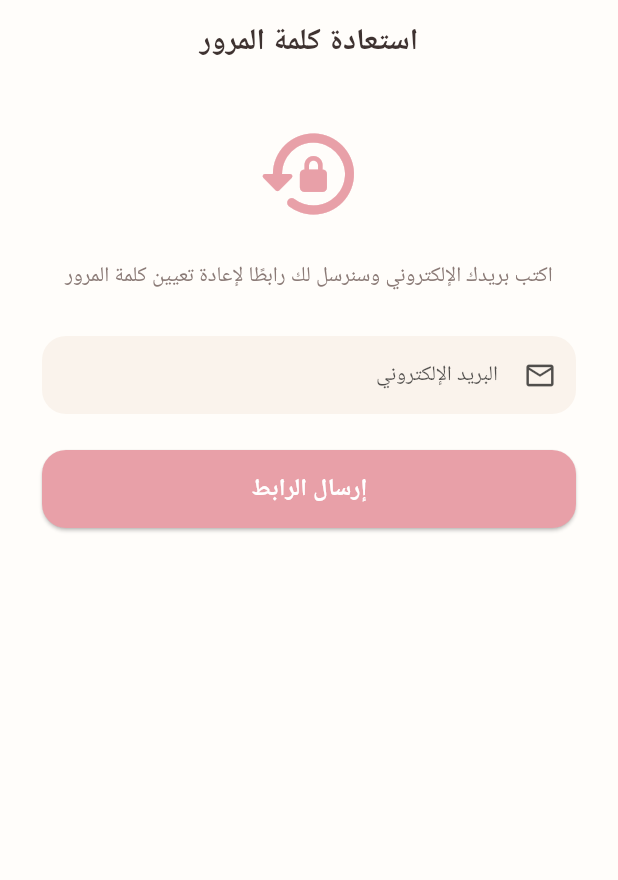
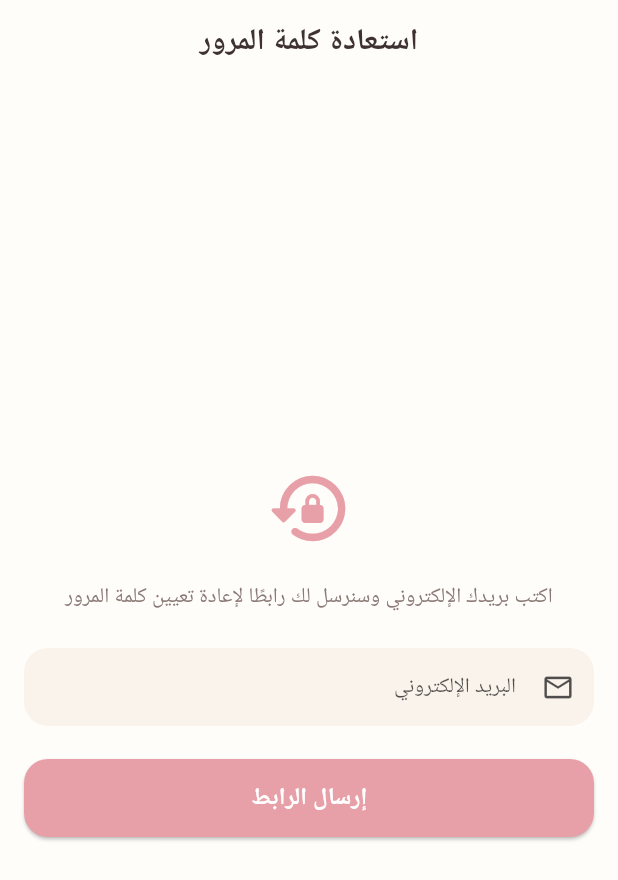
Before and after one commit to Abdulfattahft/desktop-tutorial, a Flutter app: the ForgotPasswordScreen screen opened by its route, on a phone screen of 412 x 824 dp. Shown: the top 880 px of the screen. Run offline on Flutter 3.47's test engine with Material 3 defaults, Android fonts, the phone set to English and light mode, and no system bars; drawn by our look-alikes of flutter_animate; our stand-ins replace cached_network_image, cloud_firestore, confetti, firebase_auth, firebase_core, firebase_messaging and 6 more; accounts and stored records are empty; Roboto replaces fonts that are missing (BaynanaCairo).

Commit message:
fix(responsive): make password reset keyboard-safe and centered

```diff
--- a/lib/features/auth/presentation/screens/forgot_password_screen.dart
+++ b/lib/features/auth/presentation/screens/forgot_password_screen.dart
@@ -30,8 +30,8 @@ class _ForgotPasswordScreenState extends State<ForgotPasswordScreen> {
 
     final vm = context.read<AuthViewModel>();
     final ok = await vm.resetPassword(_emailCtrl.text);
+    if (!mounted) return;
 
-    if (!mounted) return;
     if (ok) {
       setState(() => _sent = true);
     } else {
@@ -48,24 +48,41 @@ class _ForgotPasswordScreenState extends State<ForgotPasswordScreen> {
   @override
   Widget build(BuildContext context) {
     final isLoading = context.watch<AuthViewModel>().isLoading;
+    final media = MediaQuery.of(context);
+    final compact = media.size.width < 420 || media.size.height < 620;
 
     return Scaffold(
+      resizeToAvoidBottomInset: true,
       appBar: AppBar(title: const Text('استعادة كلمة المرور')),
       body: SafeArea(
-        child: Padding(
-          padding: const EdgeInsets.symmetric(horizontal: 28, vertical: 12),
+        child: Center(
+          child: ConstrainedBox(
+            constraints: const BoxConstraints(maxWidth: 520),
+            child: SingleChildScrollView(
+              keyboardDismissBehavior: ScrollViewKeyboardDismissBehavior.onDrag,
+              padding: EdgeInsets.fromLTRB(
+                compact ? 16 : 24,
+                compact ? 12 : 20,
+                compact ? 16 : 24,
+                media.viewInsets.bottom + 24,
+              ),
               child: _sent
-              ? Center(
-                  child: Column(
+                  ? Column(
                       mainAxisSize: MainAxisSize.min,
                       children: [
-                      const Icon(Icons.mark_email_read_rounded,
-                              size: 80, color: AppColors.success)
+                        Icon(
+                          Icons.mark_email_read_rounded,
+                          size: compact ? 64 : 80,
+                          color: AppColors.success,
+                        )
                             .animate()
                             .scale(curve: Curves.easeOutBack, duration: 500.ms),
-                      const SizedBox(height: 20),
-                      Text('تم الإرسال ✅',
-                          style: Theme.of(context).textTheme.headlineMedium),
+                        const SizedBox(height: 18),
+                        Text(
+                          'تم الإرسال ✅',
+                          textAlign: TextAlign.center,
+                          style: Theme.of(context).textTheme.headlineMedium,
+                        ),
                         const SizedBox(height: 10),
                         Text(
                           'أرسلنا رابط استعادة كلمة المرور إلى بريدك.\nتحقق من صندوق الوارد (أو الرسائل غير المرغوبة).',
@@ -76,19 +93,20 @@ class _ForgotPasswordScreenState extends State<ForgotPasswordScreen> {
                               ?.copyWith(height: 1.7),
                         ),
                       ],
-                  ),
                     )
                   : Form(
                       key: _formKey,
                       child: Column(
                         crossAxisAlignment: CrossAxisAlignment.stretch,
                         children: [
-                      const SizedBox(height: 12),
-                      const Icon(Icons.lock_reset_rounded,
-                              size: 72, color: AppColors.primary)
+                          Icon(
+                            Icons.lock_reset_rounded,
+                            size: compact ? 58 : 72,
+                            color: AppColors.primary,
+                          )
                               .animate()
                               .scale(curve: Curves.easeOutBack, duration: 500.ms),
-                      const SizedBox(height: 20),
+                          const SizedBox(height: 18),
                           Text(
                             'اكتب بريدك الإلكتروني وسنرسل لك رابطًا لإعادة تعيين كلمة المرور',
                             textAlign: TextAlign.center,
@@ -97,7 +115,7 @@ class _ForgotPasswordScreenState extends State<ForgotPasswordScreen> {
                                 .bodyMedium
                                 ?.copyWith(height: 1.7),
                           ),
-                      const SizedBox(height: 28),
+                          SizedBox(height: compact ? 22 : 28),
                           AppTextField(
                             controller: _emailCtrl,
                             hint: 'البريد الإلكتروني',
@@ -106,7 +124,7 @@ class _ForgotPasswordScreenState extends State<ForgotPasswordScreen> {
                             textInputAction: TextInputAction.done,
                             validator: Validators.email,
                           ),
-                      const SizedBox(height: 24),
+                          const SizedBox(height: 22),
                           ElevatedButton(
                             onPressed: isLoading ? null : _submit,
                             child: isLoading
@@ -114,7 +132,9 @@ class _ForgotPasswordScreenState extends State<ForgotPasswordScreen> {
                                     width: 24,
                                     height: 24,
                                     child: CircularProgressIndicator(
-                                    color: Colors.white, strokeWidth: 2.5),
+                                      color: Colors.white,
+                                      strokeWidth: 2.5,
+                                    ),
                                   )
                                 : const Text('إرسال الرابط'),
                           ),
@@ -123,6 +143,8 @@ class _ForgotPasswordScreenState extends State<ForgotPasswordScreen> {
                     ),
             ),
           ),
+        ),
+      ),
     );
   }
 }
```
Lines whose indentation alone changed are shown as unchanged.
